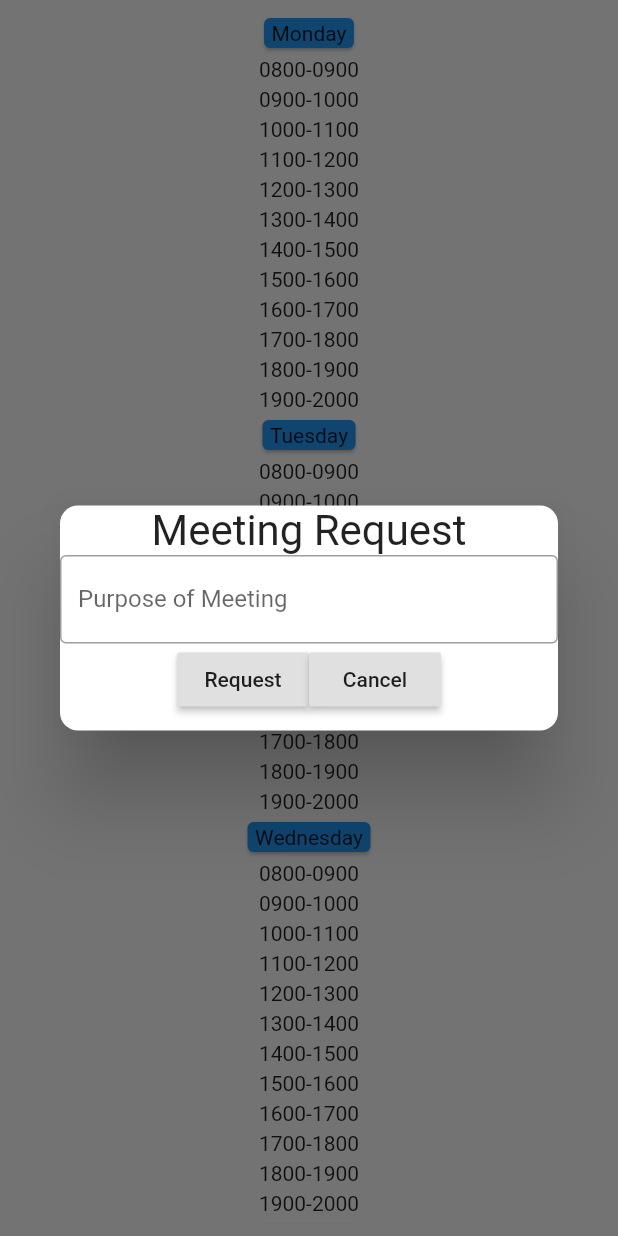
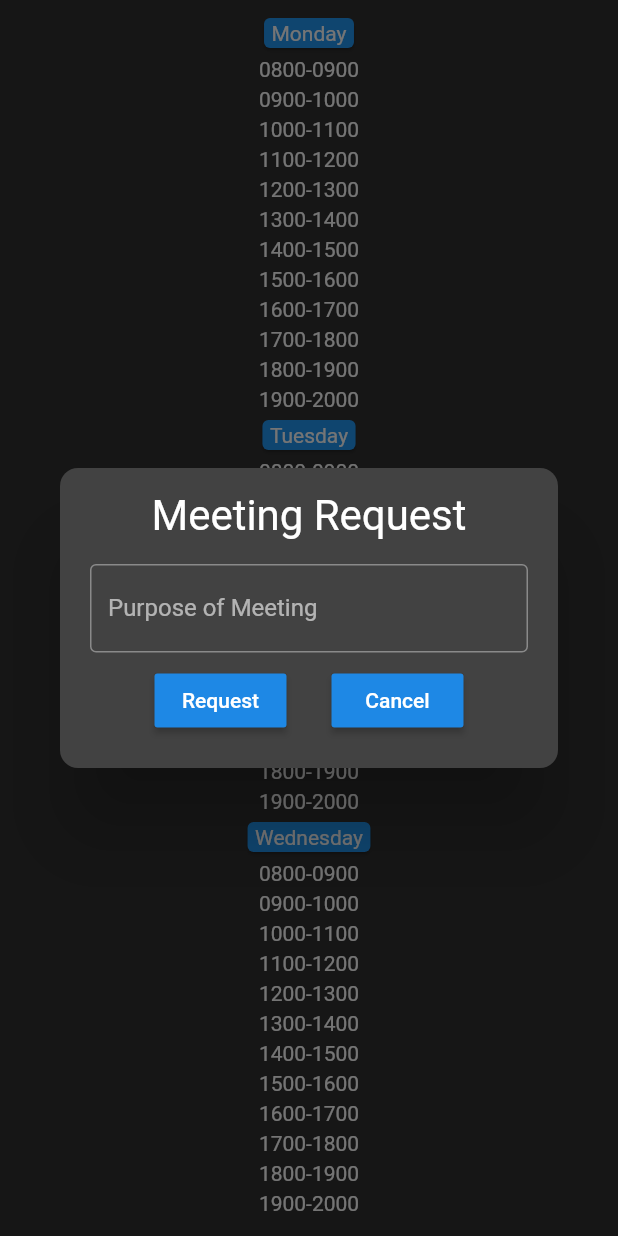
Before and after one commit to Rishi5154/planNUS_backup, a Flutter app: the MeetingRequestPage widget shown alone on an empty page, opened directly with empty values, after a tap on "0800-0900", on a phone screen of 412 x 824 dp. Run offline on Flutter 3.47's test engine with Material 2 defaults, Android fonts, the phone set to English and light mode, and no system bars; our stand-ins replace bottom_navy_bar, cloud_firestore, firebase_auth, firebase_messaging, firebase_storage, flushbar and 9 more; accounts and stored records are empty; generated files the repository leaves out were written again.

Commit message:
Minor Updates #3

```diff
--- a/lib/main.dart
+++ b/lib/main.dart
@@ -46,6 +46,11 @@ class _MyAppState extends State<MyApp> {
       ],
       child: MaterialApp(
         debugShowCheckedModeBanner: false,
+        theme: ThemeData(
+          accentColor: Colors.deepPurple,
+          brightness: Brightness.dark,
+          primaryColor: Colors.deepPurple,
+        ),
         home: Wrapper()
       ),
     );
--- a/lib/models/meeting/meeting_handler.dart
+++ b/lib/models/meeting/meeting_handler.dart
@@ -30,6 +30,7 @@ class MeetingHandler {
     Map<int, List<ScheduleTiming>> result = new Map<int, List<ScheduleTiming>>();
     for (int i = 0; i < 6; i++) {
       List<Activity> ref = requester.timetable.timetable[i].ds;
+      print(requester);
       print(requester.name);
       List<ScheduleTiming> addable = new List<ScheduleTiming>();
       for (int j = 0; j < 12; j++) {
--- a/lib/models/meeting/meeting_request.dart
+++ b/lib/models/meeting/meeting_request.dart
@@ -12,6 +12,7 @@ class MeetingRequest {
 
   MeetingRequest(this.id, this.meeting) {
     this.counter = 1;
+    this.isAccepted = false;
   }
 
   void accept() {
--- a/lib/models/todo/todo_main.dart
+++ b/lib/models/todo/todo_main.dart
@@ -50,11 +50,8 @@ class _ToDoPageState extends State<ToDoPage> {
     return Scaffold(
         body: Stack(
           children: <Widget>[
-            Container(
-              height: 35,
-              color: Theme.of(context).accentColor,
-            ),
             Positioned(
+              top: -30,
               right: 0,
               child: Text(
                 DateTime.now().day.toString(),
--- a/lib/screens/drawer/meeting_request_page.dart
+++ b/lib/screens/drawer/meeting_request_page.dart
@@ -66,7 +66,7 @@ class _MeetingRequestPageState extends State<MeetingRequestPage> {
                 child: InkWell(
                   child: Text(slot.toString()),
                   onTap: () {
-                    onTapDialog(context);
+                    onTapDialog(context, day, slot);
                   },
                 ),
               );
@@ -79,7 +79,7 @@ class _MeetingRequestPageState extends State<MeetingRequestPage> {
     }
   }
 
-  onTapDialog(BuildContext context) {
+  onTapDialog(BuildContext context, int day, ScheduleTiming slot) {
     TextEditingController _tec = new TextEditingController();
     showDialog(
       barrierDismissible: false,
@@ -90,16 +90,22 @@ class _MeetingRequestPageState extends State<MeetingRequestPage> {
             borderRadius: BorderRadius.all(Radius.circular(12))
           ),
           child: Container(
-            height: 150.0,
+            height: 200.0,
             child: Column(
               children: [
-                Text('Meeting Request',
-                style: TextStyle(fontSize: 28.0),),
-                TextField(
-                  controller: _tec,
-                  decoration: InputDecoration(
-                    border: OutlineInputBorder(),
-                    labelText: 'Purpose of Meeting',
+                Padding(
+                  padding: const EdgeInsets.fromLTRB(8.0, 15.0, 8.0, 8.0),
+                  child: Text('Meeting Request',
+                  style: TextStyle(fontSize: 28.0),),
+                ),
+                Padding(
+                  padding: const EdgeInsets.fromLTRB(20.0, 8.0, 20.0, 8.0),
+                  child: TextField(
+                    controller: _tec,
+                    decoration: InputDecoration(
+                      border: OutlineInputBorder(),
+                      labelText: 'Purpose of Meeting',
+                    ),
                   ),
                 ),
                 Row(
@@ -118,8 +124,11 @@ class _MeetingRequestPageState extends State<MeetingRequestPage> {
                             meetingHandler.memberUID,
                             meetingHandler.requesterName,
                             meetingHandler.memberNames);
+                        meeting.setDay(1);
+                        meeting.setSlot(slot);
+                        meeting.setIsImportant(false); //TESTING ** SET ALL IMPORTANCE TO FALSE **
                         MeetingRequest mr = new MeetingRequest(newMRID, meeting);
-                        Firestore.instance.collection('meetings').document(newMRID).updateData({
+                        Firestore.instance.collection('meetings').document(newMRID).setData({
                           'meeting': mr.toJson(),
                         });
                         meetingHandler.memberUID.forEach((uid) async {
@@ -131,6 +140,7 @@ class _MeetingRequestPageState extends State<MeetingRequestPage> {
                             .whenComplete(() => Navigator.pop(context));
                       },
                     ),
+                    SizedBox(width: 30.0),
                     RaisedButton(
                       child: Text('Cancel'),
                       onPressed: () {
--- a/lib/screens/drawer/notification_page.dart
+++ b/lib/screens/drawer/notification_page.dart
@@ -88,7 +88,7 @@ class _NotificationPageState extends State<NotificationPage> {
                   )
               ),
               Align(
-                alignment: Alignment.topLeft,
+                alignment: Alignment.bottomLeft,
                 child: BackButton(
                   onPressed: () {
                     Navigator.pop(context);
--- a/lib/screens/home/home.dart
+++ b/lib/screens/home/home.dart
@@ -261,8 +261,8 @@ class _HomeState extends State<Home> {
                                   shape: RoundedRectangleBorder(
                                       borderRadius: BorderRadius.all(Radius.circular(12))
                                   ),
-                                  child: Provider<User>.value(
-                                    value: user,
+                                  child: StreamProvider<User>.value(
+                                    value: DatabaseMethods(uid: user.uid).getUserStream2(),
                                     child: NotificationPage(),
                                   ),
                                 );
--- a/lib/screens/home/messages.dart
+++ b/lib/screens/home/messages.dart
@@ -19,7 +19,7 @@ class Messages extends StatefulWidget {
 
 class _MessagesState extends State<Messages> {
 
-  AuthService auth = new AuthService();
+//  AuthService auth = new AuthService();
   DatabaseMethods databaseMethods = new DatabaseMethods();
   Stream chatRoomsStream;
   User user;
@@ -36,7 +36,7 @@ class _MessagesState extends State<Messages> {
                 children: <Widget>[
                   StreamProvider<User>.value(
                     //stream: databaseMethods.getUserStreamByUid(snapshot.data.documents[index].data['uidOther']),
-                    value: databaseMethods.getUserStreamByUid(AuthService.currentUser.uid == snapshot.data.documents[index].data['uidOther']
+                    value: databaseMethods.getUserStreamByUid(user.uid == snapshot.data.documents[index].data['uidOther']
                         ? snapshot.data.documents[index].data['uidCurr'] : snapshot.data.documents[index].data['uidOther']),
                     builder: (context, ss) {
                       User user = Provider.of<User>(context);
@@ -111,6 +111,7 @@ class _MessagesState extends State<Messages> {
   @override
   Widget build(BuildContext context) {
     TextEditingController _titleController = new TextEditingController();
+    user = Provider.of<User>(context);
     return MaterialApp(
       debugShowCheckedModeBanner: false,
       home : Scaffold(
@@ -181,8 +182,9 @@ class _ChatRoomsTileState extends State<ChatRoomsTile> {
           child: Row(
             children: <Widget>[
               Text(
-                Constants.myName == null || Constants.myName.isEmpty ? 'Please update your name at Profile.'
-                    :  'Please update your handle at Profile.',
+                Constants.myName == null || Constants.myName.isEmpty
+                    ? 'Please update your name at Profile.'
+                    : 'Please update your handle at Profile.',
                 style: GoogleFonts.biryani(
                   fontSize: 14,
                 ),
--- a/lib/screens/wrapper.dart
+++ b/lib/screens/wrapper.dart
@@ -26,7 +26,7 @@ class Wrapper extends StatelessWidget {
               (value: DatabaseMethods(uid: user.uid).getUserTodoDataStream(), catchError: (context, e) => new TodoData(),
             ),
             StreamProvider<User>.value(
-              value: DatabaseMethods(uid: user.uid).getUserStream2(), catchError: (context, e) => new User(uid: user.uid),
+              value: DatabaseMethods(uid: user.uid).getUserStream2(), catchError: (context, e) => new User(uid: user.uid, name: 'no name yet'),
             ),
           ],
           child: Home(),
--- a/lib/services/auth.dart
+++ b/lib/services/auth.dart
@@ -17,7 +17,7 @@ class AuthService {
   static FirebaseUser currentUser;
   // create user obj based on FireBase User
   User userFromFirebaseUser(FirebaseUser user) {
-    return user != null ? User(uid: user.uid) : null;
+    return user != null ? User(uid: user.uid, name: 'no name yet') : null;
   }
 
   // auth change user stream
@@ -77,7 +77,7 @@ class AuthService {
       print(AuthService.googleUserId + " at exception");
       String handle = '';
       await DatabaseMethods(uid: AuthService.googleUserId).addUserData(
-          email, name, handle);
+          email, (name == null ? 'no name yet' : name), handle);
       await DatabaseMethods(uid: AuthService.googleUserId).updateNotificationToken(token, AuthService.googleUserId);
       HelperFunctions.saveUserEmailSharedPreferences(email);
       HelperFunctions.saveUsernameSharedPreferences(name);
```
Also changed, not shown: lib/screens/home/profile.dart (+11 -6 lines).
